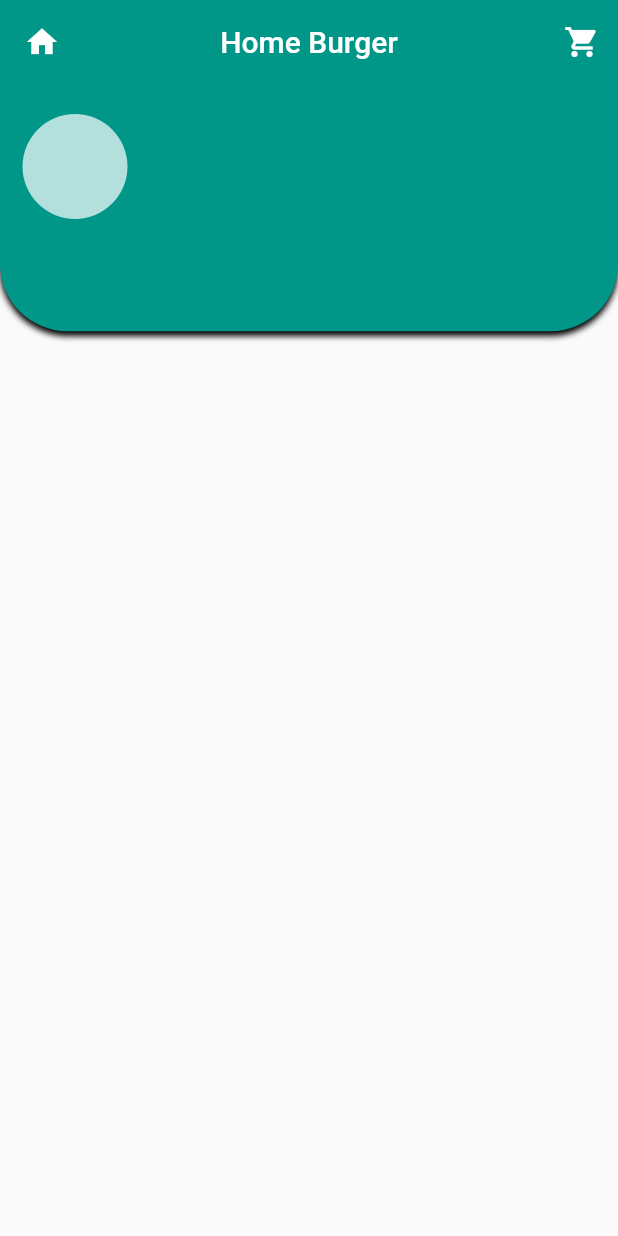
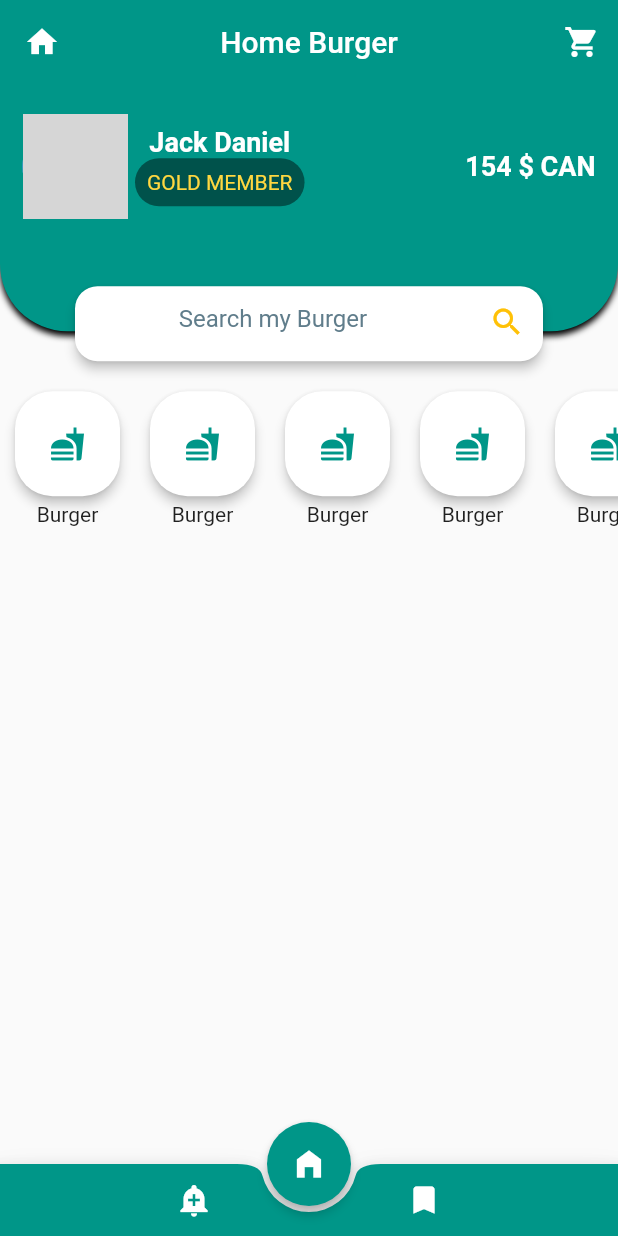
Before and after one commit to ranoaritsiky/burgerApp, a Flutter app: the screen it shows after launch, after a tap on the "home" icon, on a phone screen of 412 x 824 dp. Run offline on Flutter 3.47's test engine with Material 2 defaults, Android fonts, the phone set to English and light mode, and no system bars; grey boxes are pictures that could not be loaded.

Commit message:
separate burger dart in new file

```diff
--- /dev/null
+++ b/lib/burger.dart
@@ -0,0 +1,70 @@
+import 'package:flutter/material.dart';
+
+import 'categories.dart';
+import 'header.dart';
+class Hamburger extends StatefulWidget {
+  const Hamburger({Key? key}) : super(key: key);
+
+  @override
+  _HamburgerState createState() => _HamburgerState();
+}
+
+class _HamburgerState extends State<Hamburger> {
+  @override
+  Widget build(BuildContext context) {
+    return Scaffold(
+      // appBar: AppBar(
+      //   leading: Icon(Icons.home),
+      //   title:const Text("Home burger"),
+      //   backgroundColor: Colors.teal,
+      // ),
+        body: CustomScrollView(
+          slivers: [
+            SliverAppBar(
+              title: Text("Home Burger"),
+              pinned: true,
+              leading: IconButton(
+                icon: const Icon(Icons.home),
+                onPressed: () {},
+              ),
+              actions: [
+                IconButton(
+                    onPressed: () {}, icon: const Icon(Icons.shopping_cart))
+              ],
+            ),
+            Header(),
+            Categories(),
+          ],
+        ),
+        extendBody: true,
+        floatingActionButtonLocation: FloatingActionButtonLocation.centerDocked,
+        floatingActionButton: FloatingActionButton(
+          elevation: 3,
+          backgroundColor: Colors.teal,
+          onPressed: () {},
+          child: Icon(Icons.home_filled),
+        ),
+        bottomNavigationBar: Container(
+          // color: Colors.black38,
+          child: BottomAppBar(
+            shape: CircularNotchedRectangle(),
+            child: Row(
+              children: [
+                Spacer(),
+                IconButton(
+                  onPressed: () {},
+                  icon: Icon(Icons.add_alert),
+                  color: Colors.white,
+                ),
+                Spacer(),
+                IconButton(
+                    onPressed: () {},
+                    icon: Icon(Icons.turned_in),
+                    color: Colors.white),
+                Spacer(),
+              ],
+            ),
+          ),
+        ));
+  }
+}
--- /dev/null
+++ b/lib/categories.dart
@@ -0,0 +1,58 @@
+// ignore_for_file: prefer_const_constructors
+
+import 'package:flutter/material.dart';
+
+class Categories extends StatefulWidget {
+  @override
+  _CategoriesState createState() => _CategoriesState();
+}
+
+class _CategoriesState extends State<Categories> {
+  int currentSelectedItem=0;
+
+  @override
+  Widget build(BuildContext context) {
+    int items = 10;
+    return SliverToBoxAdapter(
+      child: Container(
+        margin: EdgeInsets.only(top: 10.0),
+        height: 100,
+        child: ListView.builder(
+          scrollDirection: Axis.horizontal,
+          itemCount: items,
+          itemBuilder: (context, index) => Stack(
+            children: [
+              Column(
+                children: [
+                  Container(
+                    height: 90,
+                    width: 90,
+                    child: Card(
+                      child: Icon(
+                        Icons.fastfood,
+                        color: Colors.teal,
+                      ),
+                      // color: Colors.black.withOpacity(0.7),
+                      elevation: 3,
+                      margin: EdgeInsets.all(10),
+                      shape: RoundedRectangleBorder(
+                          borderRadius: BorderRadius.circular(25)),
+                    ),
+                  )
+                ],
+              ),
+              Positioned(
+                  bottom: 0,
+                  child: Container(
+                    width: 90,
+                    child: Row(
+                      children: [Spacer(), Text("Burger"), Spacer()],
+                    ),
+                  ))
+            ],
+          ),
+        ),
+      ),
+    );
+  }
+}
--- a/lib/header.dart
+++ b/lib/header.dart
@@ -1,3 +1,5 @@
+// ignore_for_file: prefer_const_constructors
+
 import 'package:flutter/material.dart';
 
 class Header extends StatefulWidget {
@@ -11,6 +13,8 @@ class _HeaderState extends State<Header> {
     Size size = MediaQuery.of(context).size;
     return SliverList(
         delegate: SliverChildListDelegate([
+      Stack(
+        children: [
           Column(
             children: [
               Container(
@@ -20,10 +24,12 @@ class _HeaderState extends State<Header> {
                     color: Colors.teal,
                     borderRadius:
                         BorderRadius.vertical(bottom: Radius.circular(45)),
-                boxShadow: [BoxShadow(offset: Offset(0, 3), blurRadius: 3)]),
+                    boxShadow: [
+                      BoxShadow(offset: Offset(0, 3), blurRadius: 3)
+                    ]),
                 child: Column(
                   children: [
-                SizedBox(
+                    const SizedBox(
                       height: 20,
                     ),
                     Row(
@@ -31,16 +37,82 @@ class _HeaderState extends State<Header> {
                         CircleAvatar(
                           backgroundColor: Colors.white70,
                           radius: 35,
+                          child: CircleAvatar(
+                            backgroundImage: AssetImage(
+                              "assets/img/burger.jpeg",
+                            ),
+                            radius: 35,
+                            // backgroundColor: Colors.transparent,
+                          ),
+                        ),
+                        SizedBox(
+                          width: 5,
+                        ),
+                        Column(
+                          children: [
+                            Text(
+                              "Jack Daniel",
+                              style: TextStyle(
+                                  color: Colors.white,
+                                  fontWeight: FontWeight.bold,
+                                  fontSize: 18),
+                            ),
+                            Container(
+                              padding: EdgeInsets.all(8),
+                              child: Text(
+                                "GOLD MEMBER",
+                                style: TextStyle(color: Colors.amberAccent),
+                              ),
+                              decoration: BoxDecoration(
+                                  borderRadius: BorderRadius.circular(20),
+                                  color: Colors.black45),
                             )
+                          ],
+                        ),
+                        Spacer(),
+                        Text(
+                          "154 \$ CAN",
+                          style: TextStyle(
+                              color: Colors.white,
+                              fontWeight: FontWeight.bold,
+                              fontSize: 18),
+                        ),
                       ],
                     )
                   ],
                 ),
               ),
-
-
+              SizedBox(
+                height: 20,
+              )
             ],
           ),
+          Positioned(
+            bottom: 0,
+            child: Container(
+              height: 50,
+              width: size.width,
+              child: Card(
+                elevation: 3,
+                margin: EdgeInsets.symmetric(horizontal: 50),
+                shape: RoundedRectangleBorder(
+                    borderRadius: BorderRadius.circular(15)),
+                child: TextFormField(
+                  textAlign: TextAlign.center,
+                  decoration: InputDecoration(
+                      border: InputBorder.none,
+                      suffixIcon: Icon(Icons.search_sharp,color: Colors.amber,),
+                      // contentPadding: EdgeInsets.only(left: ),
+                      hintText: "Search my Burger",
+                      hintStyle: TextStyle(
+                        color: Colors.blueGrey,
+                      )),
+                ),
+              ),
+            ),
+          )
+        ],
+      )
     ]));
   }
 }
--- a/lib/main.dart
+++ b/lib/main.dart
@@ -1,5 +1,7 @@
+// ignore_for_file: prefer_const_constructors
+
 import 'package:flutter/material.dart';
-import 'header.dart';
+import 'burger.dart';
 
 void main() {
   runApp(BurgerApp());
@@ -12,53 +14,12 @@ class BurgerApp extends StatelessWidget {
     return MaterialApp(
       debugShowCheckedModeBanner: false,
       theme: ThemeData(
-          appBarTheme: const AppBarTheme(
-        color: Colors.teal,
-        centerTitle: true,
-      )),
+          appBarTheme: AppBarTheme(
+            color: Colors.teal,
+            centerTitle: true,
+          ),
+          bottomAppBarColor: Colors.teal),
       home: Hamburger(),
     );
   }
 }
-
-class Hamburger extends StatefulWidget {
-  const Hamburger({Key? key}) : super(key: key);
-
-  @override
-  _HamburgerState createState() => _HamburgerState();
-}
-
-class _HamburgerState extends State<Hamburger> {
-  @override
-  Widget build(BuildContext context) {
-    return Scaffold(
-      // appBar: AppBar(
-      //   leading: Icon(Icons.home),
-      //   title:const Text("Home burger"),
-      //   backgroundColor: Colors.teal,
-      // ),
-      body: CustomScrollView(
-        slivers: [
-          SliverAppBar(
-            title: Text("Home Burger"),
-            pinned: true,
-            leading: IconButton(
-              icon: const Icon(Icons.home),
-              onPressed: () {
-
-              },
-            ),
-            actions: [
-              IconButton(
-                  onPressed: () {
-
-                  },
-                  icon: const Icon(Icons.shopping_cart))
-            ],
-          ),
-          Header(),
-        ],
-      ),
-    );
-  }
-}
--- a/pubspec.yaml
+++ b/pubspec.yaml
@@ -56,6 +56,8 @@ flutter:
   # included with your application, so that you can use the icons in
   # the material Icons class.
   uses-material-design: true
+  assets:
+    - assets/img/
 
   # To add assets to your application, add an assets section, like this:
   # assets:
```
Lines whose indentation alone changed are shown as unchanged.
